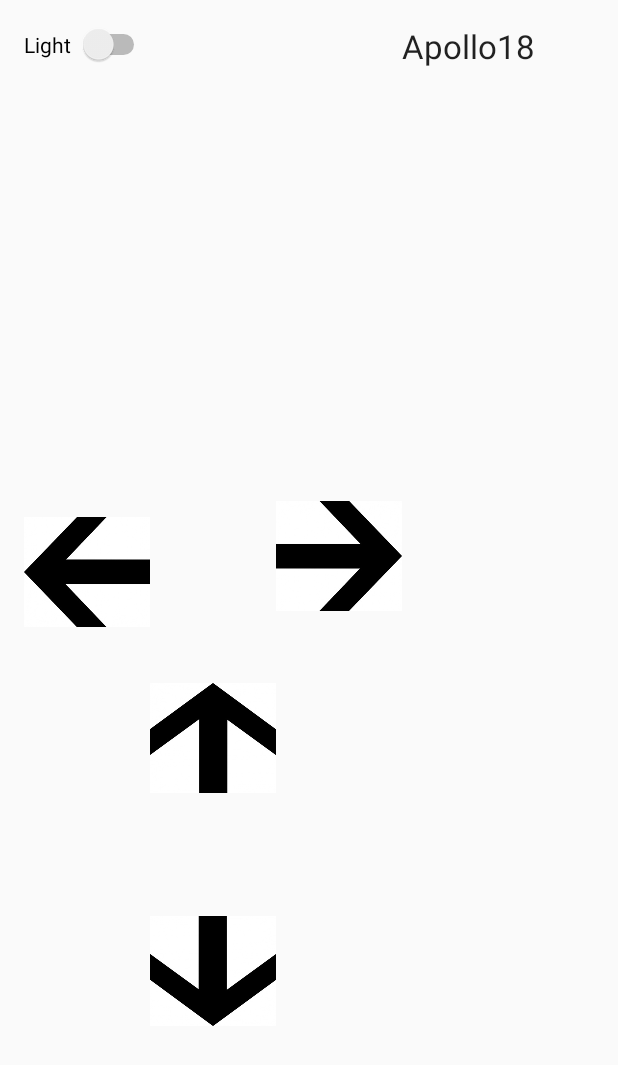
After one commit to zniedl-bbc/MarsroverAPP, an Android app: the layout activity_hud.xml on its own in the app's theme, with its tools: preview values and no code run, on a phone screen of 412 x 824 dp. The commit adds this screen. Shown: the top 1065 px of the screen. Run offline under Robolectric (Android 15) with nearby library versions, the light colour scheme and no system bars.

Commit message:
First GUI Part

```diff
--- a/app/src/main/AndroidManifest.xml
+++ b/app/src/main/AndroidManifest.xml
@@ -15,6 +15,7 @@
                 <category android:name="android.intent.category.LAUNCHER" />
             </intent-filter>
         </activity>
+        <activity android:name=".HUDActivity"></activity>
     </application>
 
 </manifest>
--- /dev/null
+++ b/app/src/main/java/bbcag/ch/myapplication/HUDActivity.java
@@ -0,0 +1,19 @@
+package bbcag.ch.myapplication;
+
+import android.content.pm.ActivityInfo;
+import android.media.Image;
+import android.support.v7.app.AppCompatActivity;
+import android.os.Bundle;
+import android.widget.ImageButton;
+
+public class HUDActivity extends AppCompatActivity {
+
+    @Override
+    protected void onCreate(Bundle savedInstanceState) {
+        super.onCreate(savedInstanceState);
+        setContentView(R.layout.activity_hud);
+
+
+        this.setRequestedOrientation(ActivityInfo.SCREEN_ORIENTATION_LANDSCAPE);
+    }
+}
--- a/app/src/main/java/bbcag/ch/myapplication/MainActivity.java
+++ b/app/src/main/java/bbcag/ch/myapplication/MainActivity.java
@@ -1,5 +1,6 @@
 package bbcag.ch.myapplication;
 
+import android.content.Intent;
 import android.support.v7.app.AppCompatActivity;
 import android.os.Bundle;
 
@@ -9,5 +10,11 @@ public class MainActivity extends AppCompatActivity {
     protected void onCreate(Bundle savedInstanceState) {
         super.onCreate(savedInstanceState);
         setContentView(R.layout.activity_main);
+        changeToHUD();
+    }
+
+    private void changeToHUD() {
+        Intent intent = new Intent(this, HUDActivity.class);
+        startActivity(intent);
     }
 }
--- /dev/null
+++ b/app/src/main/res/layout/activity_hud.xml
@@ -0,0 +1,120 @@
+<?xml version="1.0" encoding="utf-8"?>
+<RelativeLayout xmlns:android="http://schemas.android.com/apk/res/android"
+    xmlns:tools="http://schemas.android.com/tools"
+    android:layout_width="match_parent"
+    android:layout_height="wrap_content"
+    android:paddingBottom="@dimen/activity_vertical_margin"
+    android:paddingLeft="@dimen/activity_horizontal_margin"
+    android:paddingRight="@dimen/activity_horizontal_margin"
+    android:paddingTop="@dimen/activity_vertical_margin"
+    tools:context="bbcag.ch.myapplication.HUDActivity">
+
+    <LinearLayout
+        android:orientation="horizontal"
+        android:layout_width="match_parent"
+        android:layout_height="match_parent"
+        android:layout_centerVertical="true"
+        android:layout_alignParentStart="true"
+        android:id="@+id/LayoutHUD"
+        android:weightSum="1">
+
+        <LinearLayout
+            android:orientation="vertical"
+            android:layout_width="wrap_content"
+            android:layout_height="match_parent"
+            android:id="@+id/LayoutLightAndLeftButton"
+            android:weightSum="1">
+
+            <Switch
+                android:layout_width="match_parent"
+                android:layout_height="20dp"
+                android:text="Light"
+                android:id="@+id/LightSwitch"
+                android:checked="false" />
+
+            <Space
+                android:layout_width="match_parent"
+                android:layout_height="110dp"
+                android:id="@+id/Spacer1"
+                android:layout_weight="0.33" />
+
+            <ImageButton
+                android:layout_width="84dp"
+                android:layout_height="73dp"
+                android:id="@+id/leftbutton"
+                android:background="@mipmap/leftarrow" />
+
+        </LinearLayout>
+
+        <LinearLayout
+            android:orientation="vertical"
+            android:layout_width="wrap_content"
+            android:layout_height="match_parent"
+            android:weightSum="1"
+            android:id="@+id/LayoutForwardsAndBackwardsButton">
+
+            <Space
+                android:layout_width="80dp"
+                android:layout_height="57dp"
+                android:id="@+id/Spacer2"
+                android:layout_weight="0.65" />
+
+            <ImageButton
+                android:layout_width="84dp"
+                android:layout_height="73dp"
+                android:id="@+id/forwardbutton"
+                android:background="@mipmap/forwardarrow" />
+
+            <Space
+                android:layout_width="match_parent"
+                android:layout_height="wrap_content"
+                android:layout_weight="0.14"
+                android:id="@+id/Spacer3" />
+
+            <ImageButton
+                android:layout_width="84dp"
+                android:layout_height="73dp"
+                android:id="@+id/backwardbutton"
+                android:background="@mipmap/backwardarrow" />
+
+        </LinearLayout>
+
+        <LinearLayout
+            android:orientation="vertical"
+            android:layout_width="wrap_content"
+            android:layout_height="match_parent"
+            android:layout_gravity="center_vertical"
+            android:weightSum="1"
+            android:id="@+id/LayoutRightButton">
+
+            <Space
+                android:layout_width="match_parent"
+                android:layout_height="138dp"
+                android:id="@+id/Spacer4"
+                android:layout_weight="0.31" />
+
+            <ImageButton
+                android:layout_width="84dp"
+                android:layout_height="73dp"
+                android:id="@+id/rightbutton"
+                android:background="@mipmap/rightarrow"
+                android:adjustViewBounds="true" />
+
+        </LinearLayout>
+
+        <LinearLayout
+            android:orientation="vertical"
+            android:layout_width="wrap_content"
+            android:layout_height="match_parent"
+            android:id="@+id/LayoutTitle">
+
+            <TextView
+                android:layout_width="wrap_content"
+                android:layout_height="wrap_content"
+                android:textAppearance="?android:attr/textAppearanceLarge"
+                android:text="Apollo18"
+                android:id="@+id/textView" />
+        </LinearLayout>
+
+    </LinearLayout>
+</RelativeLayout>
```
Also changed, not shown: app/src/main/res/drawable/backwardarrow.jpg (added), app/src/main/res/drawable/forwardarrow.jpg (added), app/src/main/res/drawable/leftarrow.jpg (added), app/src/main/res/drawable/rightarrow.jpg (added), app/src/main/res/mipmap-hdpi/backwardarrow.jpg (added), app/src/main/res/mipmap-hdpi/forwardarrow.jpg (added), app/src/main/res/mipmap-hdpi/leftarrow.jpg (added), app/src/main/res/mipmap-hdpi/rightarrow.jpg (added), 2 other files.
